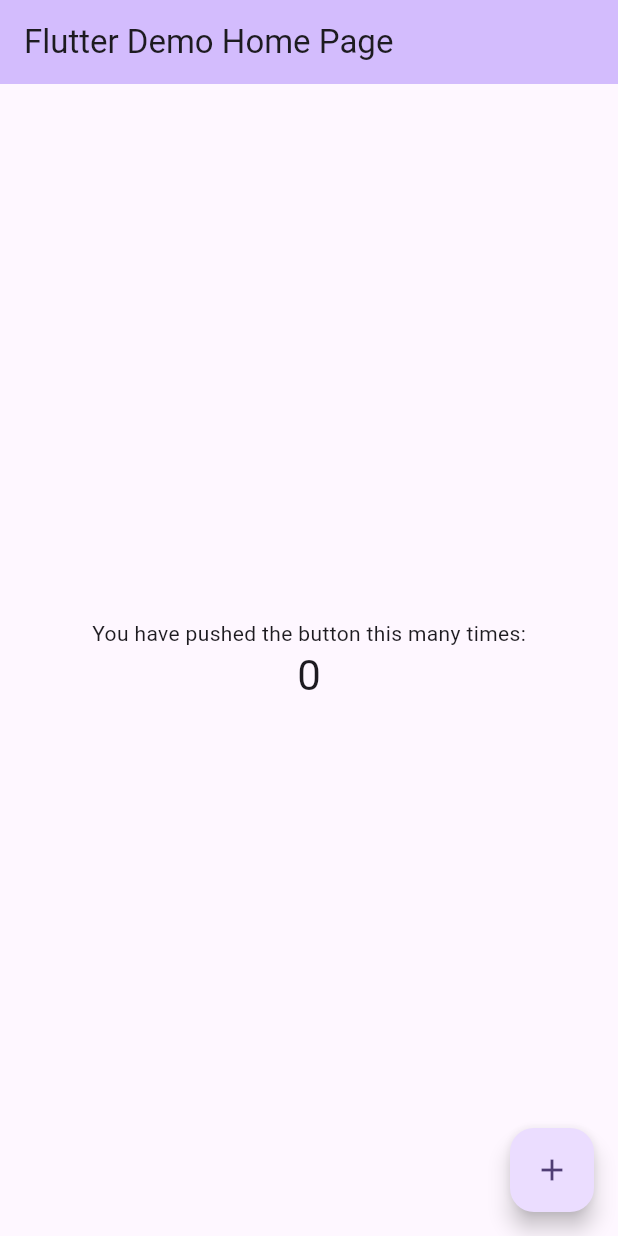
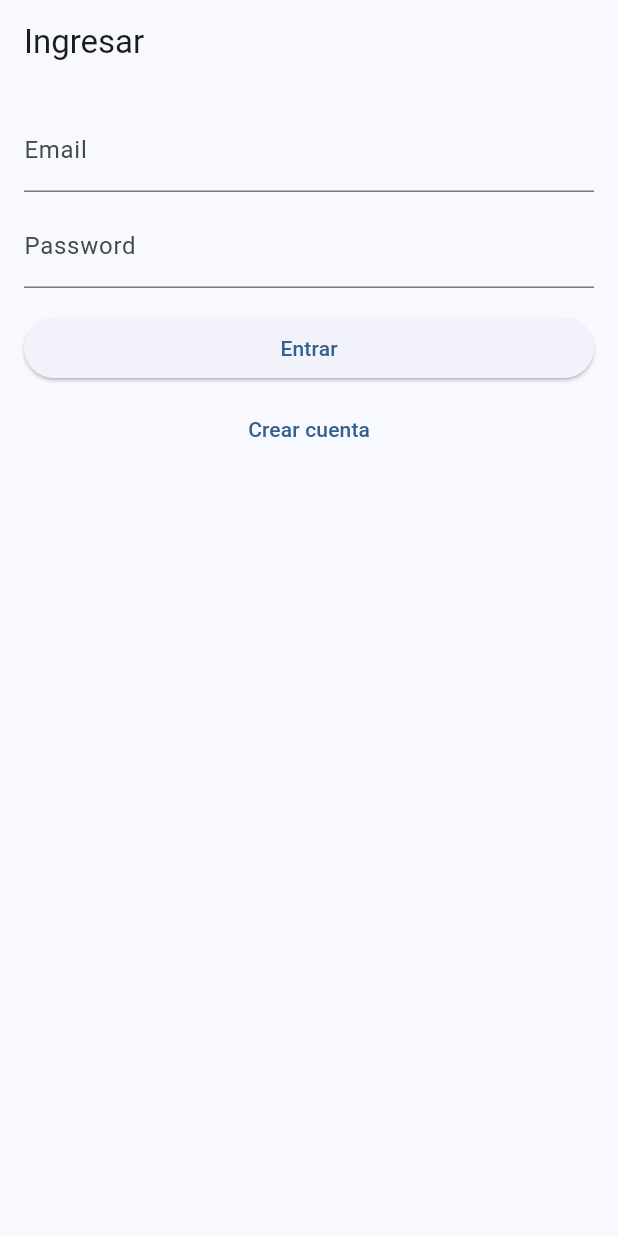
Before and after one commit to mateo1761/NotasApp, a Flutter app: the screen it shows after launch, on a phone screen of 412 x 824 dp. Run offline on Flutter 3.47's test engine with Material 3 defaults, Android fonts, the light colour scheme and no system bars; our stand-ins replace dio, flutter_secure_storage.

Commit message:
:sparkles: feat(auth): add register/login flow with MVVM (Dio + flutter_secure_storage + Provider)

```diff
--- a/lib/core/network/dio_client.dart
+++ b/lib/core/network/dio_client.dart
@@ -0,0 +1,29 @@
+import 'package:dio/dio.dart';
+import '../env.dart';
+import '../storage/secure.dart';
+
+class DioClient {
+  final Dio dio;
+
+  DioClient._(this.dio);
+
+    factory DioClient(SecureStore secure) {
+    final dio = Dio(BaseOptions(
+      baseUrl: Env.apiBaseUrl,
+      connectTimeout: const Duration(seconds: 8),
+      receiveTimeout: const Duration(seconds: 8),
+      validateStatus: (_) => true,
+      headers: {'Accept': 'application/json'},
+    ));
+
+    dio.interceptors.add(InterceptorsWrapper(
+      onRequest: (opts, handler) async {
+        final token = await secure.readToken();
+        if (token != null) opts.headers['Authorization'] = 'Bearer $token';
+        handler.next(opts);
+      },
+    ));
+
+    return DioClient._(dio);
+  }
+}
--- a/lib/core/storage/secure.dart
+++ b/lib/core/storage/secure.dart
@@ -0,0 +1,10 @@
+import 'package:flutter_secure_storage/flutter_secure_storage.dart';
+
+class SecureStore {
+  final _storage = const FlutterSecureStorage();
+  static const _kTokenKey = 'access_token';
+
+  Future<void> saveToken(String token) => _storage.write(key: _kTokenKey, value: token);
+  Future<String?> readToken() => _storage.read(key: _kTokenKey);
+  Future<void> clear() => _storage.delete(key: _kTokenKey);
+}
--- a/lib/features/auth/data/auth_api.dart
+++ b/lib/features/auth/data/auth_api.dart
@@ -0,0 +1,25 @@
+import 'package:dio/dio.dart';
+
+class AuthApi {
+  final Dio dio;
+  AuthApi(this.dio);
+
+  Future<void> register(String name, String email, String password) async {
+    final res = await dio.post('/auth/register', data: {
+      'name': name, 'email': email, 'password': password,
+    });
+    if (res.statusCode != 201) {
+      throw Exception(res.data is Map ? (res.data['message'] ?? 'Register failed') : 'Register failed');
+    }
+  }
+
+  Future<String> login(String email, String password) async {
+    final res = await dio.post('/auth/login', data: {
+      'email': email, 'password': password,
+    });
+    if (res.statusCode == 200 && res.data is Map && res.data['accessToken'] != null) {
+      return res.data['accessToken'] as String;
+    }
+    throw Exception(res.data is Map ? (res.data['message'] ?? 'Login failed') : 'Login failed');
+  }
+}
--- a/lib/features/auth/data/auth_repository.dart
+++ b/lib/features/auth/data/auth_repository.dart
@@ -0,0 +1,20 @@
+import '../../../core/network/dio_client.dart';
+import '../../../core/storage/secure.dart';
+import 'auth_api.dart';
+
+class AuthRepository {
+  final AuthApi _api;
+  final SecureStore _secure;
+
+  AuthRepository(DioClient client, this._secure) : _api = AuthApi(client.dio);
+
+  Future<void> register(String name, String email, String password) =>
+      _api.register(name, email, password);
+
+  Future<void> login(String email, String password) async {
+    final token = await _api.login(email, password);
+    await _secure.saveToken(token);
+  }
+
+  Future<void> logout() => _secure.clear();
+}
--- a/lib/features/auth/presentation/login_page.dart
+++ b/lib/features/auth/presentation/login_page.dart
@@ -0,0 +1,57 @@
+import 'package:flutter/material.dart';
+import 'package:provider/provider.dart';
+import '../../auth/viewmodel/auth_view_model.dart';
+import '../../notes/presentation/notes_list_page.dart';
+import 'register_page.dart';
+
+class LoginPage extends StatefulWidget {
+  const LoginPage({super.key});
+
+  @override
+  State<LoginPage> createState() => _LoginPageState();
+}
+
+class _LoginPageState extends State<LoginPage> {
+  final _email = TextEditingController();
+  final _pass = TextEditingController();
+
+  @override
+  Widget build(BuildContext context) {
+    final auth = context.watch<AuthViewModel>();
+
+    return Scaffold(
+      appBar: AppBar(title: const Text('Ingresar')),
+      body: Padding(
+        padding: const EdgeInsets.all(16),
+        child: Column(
+          children: [
+            TextField(controller: _email, decoration: const InputDecoration(labelText: 'Email')),
+            const SizedBox(height: 8),
+            TextField(controller: _pass, decoration: const InputDecoration(labelText: 'Password'), obscureText: true),
+            const SizedBox(height: 16),
+            SizedBox(
+              width: double.infinity,
+              child: ElevatedButton(
+                onPressed: auth.busy ? null : () async {
+                  await auth.login(_email.text.trim(), _pass.text);
+                  if (!mounted) return;
+                  if (auth.isAuthenticated) {
+                    // Navigator.of(context).pushReplacement(MaterialPageRoute(builder: (_) => const NotesListPage()));
+                  } else if (auth.error != null) {
+                    ScaffoldMessenger.of(context).showSnackBar(SnackBar(content: Text(auth.error!)));
+                  }
+                },
+                child: auth.busy ? const CircularProgressIndicator() : const Text('Entrar'),
+              ),
+            ),
+            const SizedBox(height: 6),
+            TextButton(
+              onPressed: () => Navigator.of(context).push(MaterialPageRoute(builder: (_) => const RegisterPage())),
+              child: const Text('Crear cuenta'),
+            ),
+          ],
+        ),
+      ),
+    );
+  }
+}
--- a/lib/features/auth/viewmodel/auth_view_model.dart
+++ b/lib/features/auth/viewmodel/auth_view_model.dart
@@ -0,0 +1,59 @@
+import 'package:flutter/foundation.dart';
+import '../../../core/network/dio_client.dart';
+import '../../../core/storage/secure.dart';
+import '../data/auth_repository.dart';
+
+class AuthViewModel extends ChangeNotifier {
+  final SecureStore _secure;
+  late final AuthRepository _repo;
+
+  bool _busy = false;
+  String? _error;
+  bool _isAuth = false;
+
+  bool get busy => _busy;
+  String? get error => _error;
+  bool get isAuthenticated => _isAuth;
+
+  AuthViewModel(this._secure) {
+    _repo = AuthRepository(DioClient(_secure), _secure);
+  }
+
+  Future<void> init() async {
+    _isAuth = (await _secure.readToken()) != null;
+    notifyListeners();
+  }
+
+  Future<void> register(String name, String email, String password) async {
+    _setBusy(true);
+    _error = null;
+    try {
+      await _repo.register(name, email, password);
+    } catch (e) {
+      _error = e.toString();
+    } finally {
+      _setBusy(false);
+    }
+  }
+
+  Future<void> login(String email, String password) async {
+    _setBusy(true);
+    _error = null;
+    try {
+      await _repo.login(email, password);
+      _isAuth = true;
+    } catch (e) {
+      _error = e.toString();
+    } finally {
+      _setBusy(false);
+    }
+  }
+
+  Future<void> logout() async {
+    await _repo.logout();
+    _isAuth = false;
+    notifyListeners();
+  }
+
+  void _setBusy(bool v) { _busy = v; notifyListeners(); }
+}
--- a/lib/main.dart
+++ b/lib/main.dart
@@ -1,122 +1,35 @@
 import 'package:flutter/material.dart';
+import 'package:provider/provider.dart';
+import 'core/storage/secure.dart';
+import 'features/auth/viewmodel/auth_view_model.dart';
+import 'features/auth/presentation/login_page.dart';
+import 'features/notes/presentation/notes_list_page.dart';
 
 void main() {
-  runApp(const MyApp());
+  WidgetsFlutterBinding.ensureInitialized();
+  runApp(const NotasApp());
 }
 
-class MyApp extends StatelessWidget {
-  const MyApp({super.key});
+class NotasApp extends StatelessWidget {
+  const NotasApp({super.key});
 
-  // This widget is the root of your application.
   @override
   Widget build(BuildContext context) {
-    return MaterialApp(
-      title: 'Flutter Demo',
-      theme: ThemeData(
-        // This is the theme of your application.
-        //
-        // TRY THIS: Try running your application with "flutter run". You'll see
-        // the application has a purple toolbar. Then, without quitting the app,
-        // try changing the seedColor in the colorScheme below to Colors.green
-        // and then invoke "hot reload" (save your changes or press the "hot
-        // reload" button in a Flutter-supported IDE, or press "r" if you used
-        // the command line to start the app).
-        //
-        // Notice that the counter didn't reset back to zero; the application
-        // state is not lost during the reload. To reset the state, use hot
-        // restart instead.
-        //
-        // This works for code too, not just values: Most code changes can be
-        // tested with just a hot reload.
-        colorScheme: ColorScheme.fromSeed(seedColor: Colors.deepPurple),
+    return MultiProvider(
+      providers: [
+        Provider(create: (_) => SecureStore()),
+        ChangeNotifierProvider(create: (ctx) => AuthViewModel(ctx.read<SecureStore>())..init()),
+      ],
+      child: Consumer<AuthViewModel>(
+        builder: (_, auth, __) {
+          return MaterialApp(
+            debugShowCheckedModeBanner: false,
+            title: 'NotasApp',
+            theme: ThemeData(useMaterial3: true, colorSchemeSeed: Colors.blue),
+            home: auth.isAuthenticated ? const NotesListPage() : const LoginPage(),
+          );
+        },
       ),
-      home: const MyHomePage(title: 'Flutter Demo Home Page'),
     );
   }
 }
-
-class MyHomePage extends StatefulWidget {
-  const MyHomePage({super.key, required this.title});
-
-  // This widget is the home page of your application. It is stateful, meaning
-  // that it has a State object (defined below) that contains fields that affect
-  // how it looks.
-
-  // This class is the configuration for the state. It holds the values (in this
-  // case the title) provided by the parent (in this case the App widget) and
-  // used by the build method of the State. Fields in a Widget subclass are
-  // always marked "final".
-
-  final String title;
-
-  @override
-  State<MyHomePage> createState() => _MyHomePageState();
-}
-
-class _MyHomePageState extends State<MyHomePage> {
-  int _counter = 0;
-
-  void _incrementCounter() {
-    setState(() {
-      // This call to setState tells the Flutter framework that something has
-      // changed in this State, which causes it to rerun the build method below
-      // so that the display can reflect the updated values. If we changed
-      // _counter without calling setState(), then the build method would not be
-      // called again, and so nothing would appear to happen.
-      _counter++;
-    });
-  }
-
-  @override
-  Widget build(BuildContext context) {
-    // This method is rerun every time setState is called, for instance as done
-    // by the _incrementCounter method above.
-    //
-    // The Flutter framework has been optimized to make rerunning build methods
-    // fast, so that you can just rebuild anything that needs updating rather
-    // than having to individually change instances of widgets.
-    return Scaffold(
-      appBar: AppBar(
-        // TRY THIS: Try changing the color here to a specific color (to
-        // Colors.amber, perhaps?) and trigger a hot reload to see the AppBar
-        // change color while the other colors stay the same.
-        backgroundColor: Theme.of(context).colorScheme.inversePrimary,
-        // Here we take the value from the MyHomePage object that was created by
-        // the App.build method, and use it to set our appbar title.
-        title: Text(widget.title),
-      ),
-      body: Center(
-        // Center is a layout widget. It takes a single child and positions it
-        // in the middle of the parent.
-        child: Column(
-          // Column is also a layout widget. It takes a list of children and
-          // arranges them vertically. By default, it sizes itself to fit its
-          // children horizontally, and tries to be as tall as its parent.
-          //
-          // Column has various properties to control how it sizes itself and
-          // how it positions its children. Here we use mainAxisAlignment to
-          // center the children vertically; the main axis here is the vertical
-          // axis because Columns are vertical (the cross axis would be
-          // horizontal).
-          //
-          // TRY THIS: Invoke "debug painting" (choose the "Toggle Debug Paint"
-          // action in the IDE, or press "p" in the console), to see the
-          // wireframe for each widget.
-          mainAxisAlignment: MainAxisAlignment.center,
-          children: <Widget>[
-            const Text('You have pushed the button this many times:'),
-            Text(
-              '$_counter',
-              style: Theme.of(context).textTheme.headlineMedium,
-            ),
-          ],
-        ),
-      ),
-      floatingActionButton: FloatingActionButton(
-        onPressed: _incrementCounter,
-        tooltip: 'Increment',
-        child: const Icon(Icons.add),
-      ), // This trailing comma makes auto-formatting nicer for build methods.
-    );
-  }
-}
--- a/pubspec.yaml
+++ b/pubspec.yaml
@@ -34,6 +34,12 @@ dependencies:
   # The following adds the Cupertino Icons font to your application.
   # Use with the CupertinoIcons class for iOS style icons.
   cupertino_icons: ^1.0.8
+  provider: ^6.1.5+1
+  dio: ^5.9.0
+  flutter_secure_storage: ^9.2.4
+  sqflite: ^2.4.2
+  path: ^1.9.1
+  connectivity_plus: ^6.1.5
 
 dev_dependencies:
   flutter_test:
```
Also changed, not shown: lib/core/env.dart (+12 -0 lines), lib/features/auth/presentation/register_page.dart (+54 -0 lines), pubspec.lock, 7 other files.
